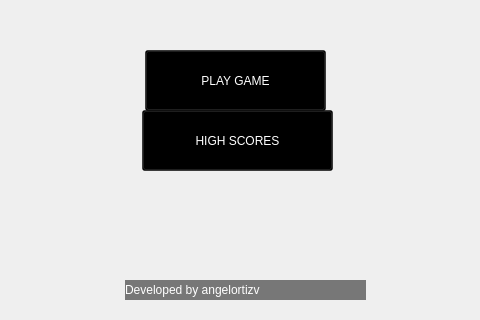
The window that src/mainwindow.ui (angelortizv/pacman) describes before a commit, drawn with Qt 5; both pictures show x 155 to 635 and y 280 to 600 of the 800 by 600 pixel window.
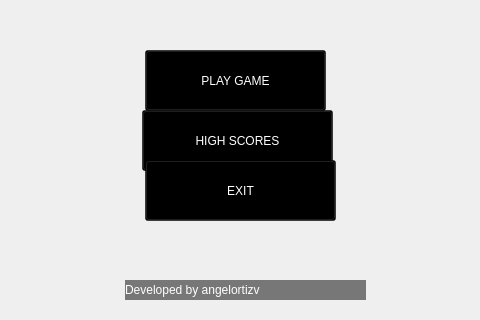
The same window after the commit. Icons and pictures are not drawn.

Diff of the .ui file:
```diff
--- a/src/mainwindow.ui
+++ b/src/mainwindow.ui
@@ -118,6 +118,24 @@
      <string>HIGH SCORES</string>
     </property>
    </widget>
+   <widget class="QPushButton" name="quit_button">
+    <property name="geometry">
+     <rect>
+      <x>300</x>
+      <y>440</y>
+      <width>191</width>
+      <height>61</height>
+     </rect>
+    </property>
+    <property name="styleSheet">
+     <string notr="true">
+background-color: rgba(0, 0, 0, 128);
+color: rgb(255, 255, 255);</string>
+    </property>
+    <property name="text">
+     <string>EXIT</string>
+    </property>
+   </widget>
   </widget>
  </widget>
  <layoutdefault spacing="6" margin="11"/>
```
